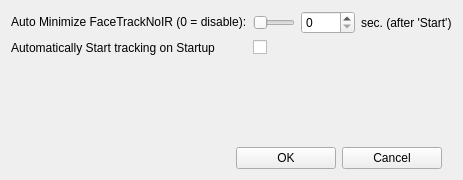
The window that FaceTrackNoIR/FTNoIR_Preferences.ui (aavendan/facetracknoir) describes before a commit, drawn with Qt 5.
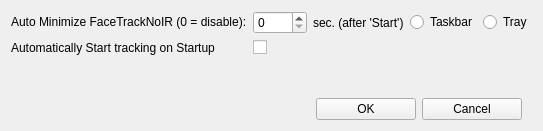
The same window after the commit. Icons and pictures are not drawn.

Patch:
```diff
--- a/FaceTrackNoIR/FTNoIR_Preferences.ui
+++ b/FaceTrackNoIR/FTNoIR_Preferences.ui
@@ -6,8 +6,8 @@
    <rect>
     <x>0</x>
     <y>0</y>
-    <width>463</width>
-    <height>180</height>
+    <width>485</width>
+    <height>131</height>
    </rect>
   </property>
   <property name="windowTitle">
@@ -43,19 +43,6 @@
       </widget>
      </item>
      <item row="0" column="1">
-      <widget class="QSlider" name="slideAutoMinimizeTime">
-       <property name="toolTip">
-        <string extracomment="Time after Start Tracker"/>
-       </property>
-       <property name="maximum">
-        <number>1000</number>
-       </property>
-       <property name="orientation">
-        <enum>Qt::Horizontal</enum>
-       </property>
-      </widget>
-     </item>
-     <item row="0" column="2">
       <widget class="QSpinBox" name="spinAutoMinimizeTime">
        <property name="toolTip">
         <string extracomment="Time after Start Tracker"/>
@@ -68,20 +55,13 @@
        </property>
       </widget>
      </item>
-     <item row="0" column="3">
+     <item row="0" column="2">
       <widget class="QLabel" name="label">
        <property name="text">
         <string>sec. (after 'Start')</string>
        </property>
       </widget>
      </item>
-     <item row="1" column="1">
-      <widget class="QCheckBox" name="chkAutoStartTracking">
-       <property name="text">
-        <string/>
-       </property>
-      </widget>
-     </item>
      <item row="1" column="0">
       <widget class="QLabel" name="label_2">
        <property name="text">
@@ -89,6 +69,27 @@
        </property>
       </widget>
      </item>
+     <item row="0" column="3">
+      <widget class="QRadioButton" name="radioMinimize">
+       <property name="text">
+        <string>Taskbar</string>
+       </property>
+      </widget>
+     </item>
+     <item row="0" column="4">
+      <widget class="QRadioButton" name="radioTray">
+       <property name="text">
+        <string>Tray</string>
+       </property>
+      </widget>
+     </item>
+     <item row="1" column="1">
+      <widget class="QCheckBox" name="chkAutoStartTracking">
+       <property name="text">
+        <string/>
+       </property>
+      </widget>
+     </item>
     </layout>
    </item>
    <item>
```
Left out of the diff: 35 changed lines with no effect on the pictures.
